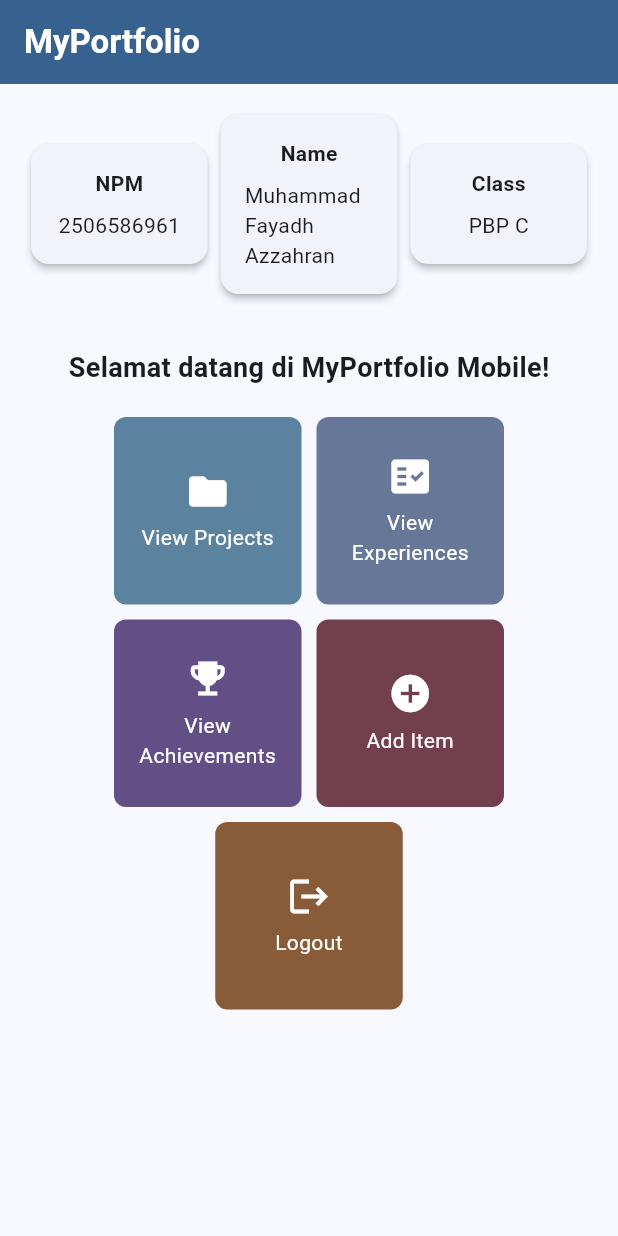
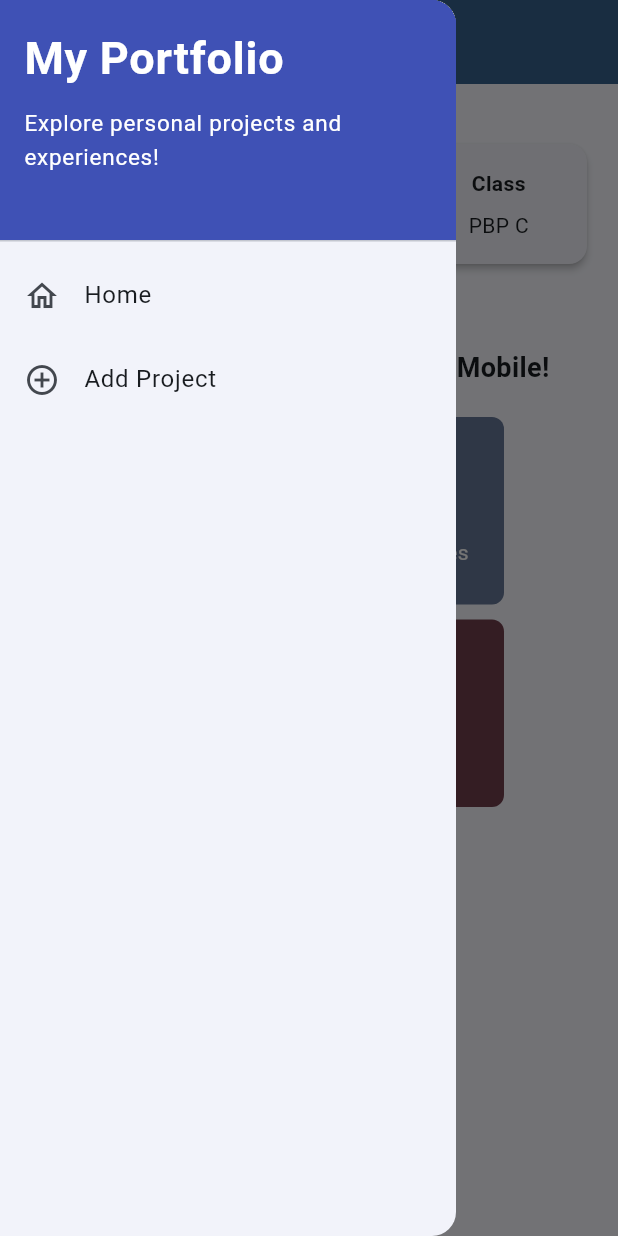
Before and after one commit to yaddwhuh/myportofolio_mobile, a Flutter app: the screen it shows after launch, with the side drawer open (before the commit the screen has no drawer), on a phone screen of 412 x 824 dp. Run offline on Flutter 3.47's test engine with Material 3 defaults, Android fonts, the phone set to English and light mode, and no system bars; our stand-ins replace material_ui.

Commit message:
feat: Added navbar, added 'Add Project' page

```diff
--- a/lib/main.dart
+++ b/lib/main.dart
@@ -1,5 +1,5 @@
 import 'package:flutter/material.dart';
-import 'package:myportofolio_mobile/menu.dart';
+import 'package:myportofolio_mobile/screens/menu.dart';
 
 void main() {
   runApp(const MyApp());
--- a/lib/menu.dart
+++ b/lib/screens/menu.dart
@@ -1,4 +1,6 @@
-import 'package:flutter/material.dart';
+import 'package:material_ui/material_ui.dart';
+import 'package:myportofolio_mobile/widgets/project_card.dart';
+import 'package:myportofolio_mobile/widgets/left_drawer.dart';
 
 class MyHomePage extends StatelessWidget {
   MyHomePage({super.key});
@@ -42,7 +44,9 @@ class MyHomePage extends StatelessWidget {
           style: TextStyle(color: Colors.white, fontWeight: FontWeight.bold),
         ),
         backgroundColor: Theme.of(context).colorScheme.primary,
+        iconTheme: const IconThemeData(color: Colors.white),
       ),
+      drawer: const LeftDrawer(),
       // Body halaman utama dengan padding di sekelilingnya.
       body: Padding(
         padding: const EdgeInsets.all(16.0),
@@ -138,47 +142,3 @@ class ItemHomepage {
 
   ItemHomepage(this.name, this.icon, this.buttonColor);
 }
-
-class ItemCard extends StatelessWidget {
-  final ItemHomepage item;
-
-  const ItemCard(this.item, {super.key});
-
-  @override
-  Widget build(BuildContext context) {
-    return Material(
-      color: item.buttonColor,
-      borderRadius: BorderRadius.circular(8),
-      child: InkWell(
-        // Aksi ketika kartu ditekan oleh pengguna.
-        onTap: () {
-          // Menampilkan SnackBar dengan pesan interaktif.
-          ScaffoldMessenger.of(context)
-            ..hideCurrentSnackBar()
-            ..showSnackBar(
-              SnackBar(
-                content: Text("Kamu telah menekan tombol ${item.name}!"),
-              ),
-            );
-        },
-        child: Container(
-          padding: const EdgeInsets.all(8),
-          child: Center(
-            child: Column(
-              mainAxisAlignment: MainAxisAlignment.center,
-              children: [
-                Icon(item.icon, color: Colors.white, size: 30.0),
-                const Padding(padding: EdgeInsets.all(3)),
-                Text(
-                  item.name,
-                  textAlign: TextAlign.center,
-                  style: const TextStyle(color: Colors.white),
-                ),
-              ],
-            ),
-          ),
-        ),
-      ),
-    );
-  }
-}
--- /dev/null
+++ b/lib/widgets/left_drawer.dart
@@ -0,0 +1,62 @@
+import 'package:material_ui/material_ui.dart';
+import 'package:myportofolio_mobile/screens/menu.dart';
+import 'package:myportofolio_mobile/screens/project_form.dart';
+
+class LeftDrawer extends StatelessWidget {
+  const LeftDrawer({super.key});
+
+  @override
+  Widget build(BuildContext context) {
+    return Drawer(
+      child: ListView(
+        children: [
+          const DrawerHeader(
+            decoration: BoxDecoration(color: Colors.indigo),
+            child: Column(
+              crossAxisAlignment: CrossAxisAlignment.start,
+              children: [
+                Text(
+                  'My Portfolio',
+                  style: TextStyle(
+                    fontSize: 30,
+                    fontWeight: FontWeight.bold,
+                    color: Colors.white,
+                  ),
+                ),
+                SizedBox(height: 10),
+                Text(
+                  'Explore personal projects and experiences!',
+                  style: TextStyle(fontSize: 15, color: Colors.white),
+                ),
+              ],
+            ),
+          ),
+          ListTile(
+            leading: const Icon(Icons.home_outlined),
+            title: const Text('Home'),
+            // Navigasi ke halaman utama portofolio
+            onTap: () {
+              Navigator.pushReplacement(
+                context,
+                MaterialPageRoute(builder: (context) => MyHomePage()),
+              );
+            },
+          ),
+          ListTile(
+            leading: const Icon(Icons.add_circle_outline),
+            title: const Text('Add Project'),
+            // Navigasi ke halaman tambah proyek
+            onTap: () {
+              Navigator.pushReplacement(
+                context,
+                MaterialPageRoute(
+                  builder: (context) => const ProjectFormPage(),
+                ),
+              );
+            },
+          ),
+        ],
+      ),
+    );
+  }
+}
--- /dev/null
+++ b/lib/widgets/project_card.dart
@@ -0,0 +1,56 @@
+import 'package:material_ui/material_ui.dart';
+import 'package:myportofolio_mobile/screens/menu.dart';
+import 'package:myportofolio_mobile/screens/project_form.dart';
+
+class ItemCard extends StatelessWidget {
+  final ItemHomepage item;
+
+  const ItemCard(this.item, {super.key});
+
+  @override
+  Widget build(BuildContext context) {
+    return Material(
+      color: item.buttonColor,
+      borderRadius: BorderRadius.circular(8),
+      child: InkWell(
+        // Aksi ketika kartu ditekan oleh pengguna.
+        // Area responsif terhadap sentuhan
+        onTap: () {
+          // Memunculkan SnackBar ketika diklik
+          ScaffoldMessenger.of(context)
+            ..hideCurrentSnackBar()
+            ..showSnackBar(
+              SnackBar(
+                content: Text("Kamu telah menekan tombol ${item.name}!"),
+              ),
+            );
+
+          // Navigate ke halaman yang sesuai
+          if (item.name == "Add Item") {
+            Navigator.push(
+              context,
+              MaterialPageRoute(builder: (context) => ProjectFormPage()),
+            );
+          }
+        },
+        child: Container(
+          padding: const EdgeInsets.all(8),
+          child: Center(
+            child: Column(
+              mainAxisAlignment: MainAxisAlignment.center,
+              children: [
+                Icon(item.icon, color: Colors.white, size: 30.0),
+                const Padding(padding: EdgeInsets.all(3)),
+                Text(
+                  item.name,
+                  textAlign: TextAlign.center,
+                  style: const TextStyle(color: Colors.white),
+                ),
+              ],
+            ),
+          ),
+        ),
+      ),
+    );
+  }
+}
--- a/pubspec.yaml
+++ b/pubspec.yaml
@@ -34,6 +34,7 @@ dependencies:
   # The following adds the Cupertino Icons font to your application.
   # Use with the CupertinoIcons class for iOS style icons.
   cupertino_icons: ^1.0.8
+  material_ui: ^1.11.1
 
 dev_dependencies:
   flutter_test:
```
Also changed, not shown: lib/screens/project_form.dart (added, +214 -0 lines), pubspec.lock.
